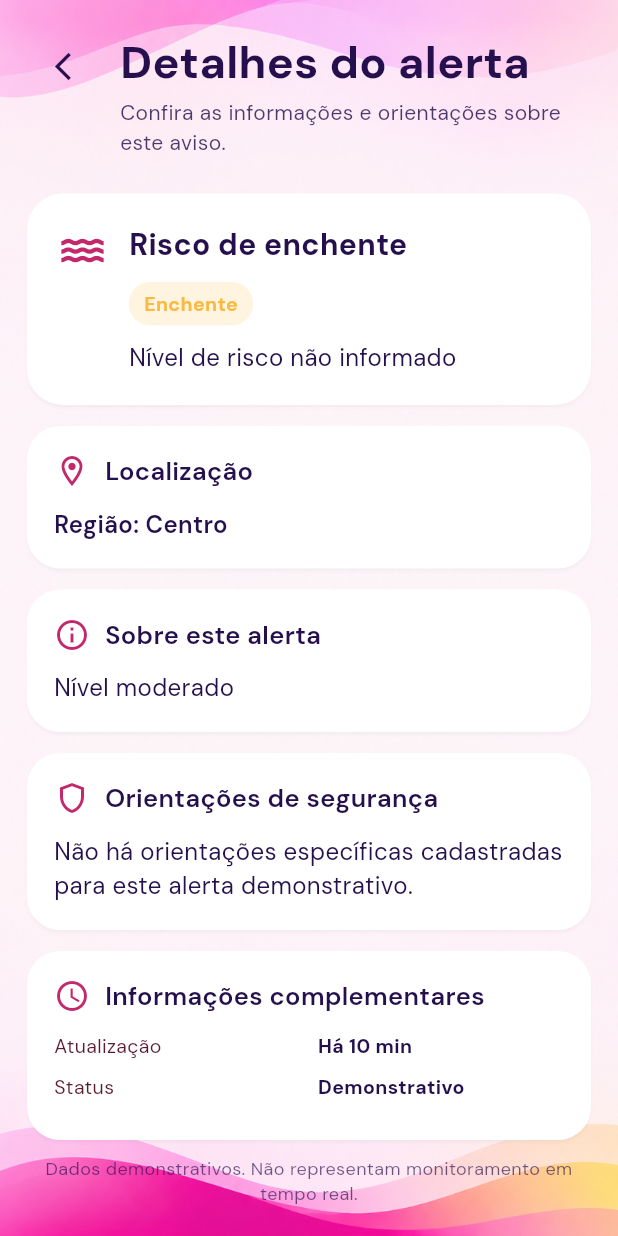
After one commit to juliarichesky/sinalizaai-mobile, a Flutter app: the AlertDetailScreen screen opened directly with sample values from the repository, on a phone screen of 412 x 824 dp. The commit adds this screen. Run offline on Flutter 3.47's test engine with Material 3 defaults, Android fonts, the phone set to English and light mode, and no system bars; our stand-ins replace google_fonts.

Commit message:
feat: implement alert details screen

```diff
--- /dev/null
+++ b/lib/screens/alert_detail_screen.dart
@@ -0,0 +1,318 @@
+import 'package:flutter/material.dart';
+
+import '../core/theme/app_colors.dart';
+import '../core/theme/app_typography.dart';
+import '../data/mock_alerts.dart';
+
+class AlertDetailScreen extends StatelessWidget {
+  const AlertDetailScreen({super.key, required this.alert});
+
+  final MockAlert alert;
+
+  Color get _accentColor {
+    switch (alert.category) {
+      case AlertCategory.flood:
+        return AppColors.sunflowerGold;
+      case AlertCategory.traffic:
+        return AppColors.hotRose;
+      case AlertCategory.maintenance:
+        return AppColors.darkAmethyst;
+    }
+  }
+
+  String get _categoryLabel {
+    switch (alert.category) {
+      case AlertCategory.flood:
+        return 'Enchente';
+      case AlertCategory.traffic:
+        return 'Trânsito';
+      case AlertCategory.maintenance:
+        return 'Manutenção';
+    }
+  }
+
+  @override
+  Widget build(BuildContext context) {
+    return Scaffold(
+      backgroundColor: Colors.white,
+      body: Stack(
+        fit: StackFit.expand,
+        children: [
+          Image.asset('assets/images/all_img.png', fit: BoxFit.cover),
+          SafeArea(
+            child: SingleChildScrollView(
+              padding: const EdgeInsets.fromLTRB(18, 20, 18, 28),
+              child: Column(
+                crossAxisAlignment: CrossAxisAlignment.stretch,
+                children: [
+                  _Header(onBack: () => Navigator.of(context).pop()),
+                  const SizedBox(height: 24),
+                  _MainAlertCard(
+                    alert: alert,
+                    accentColor: _accentColor,
+                    categoryLabel: _categoryLabel,
+                  ),
+                  if (alert.location != null) ...[
+                    const SizedBox(height: 14),
+                    _SectionCard(
+                      title: 'Localização',
+                      icon: Icons.location_on_outlined,
+                      child: Text(
+                        alert.location!,
+                        style: AppTypography.body.copyWith(
+                          color: AppColors.darkAmethyst,
+                          fontWeight: FontWeight.w600,
+                        ),
+                      ),
+                    ),
+                  ],
+                  const SizedBox(height: 14),
+                  _SectionCard(
+                    title: 'Sobre este alerta',
+                    icon: Icons.info_outline,
+                    child: Text(alert.description, style: AppTypography.body),
+                  ),
+                  const SizedBox(height: 14),
+                  _SectionCard(
+                    title: 'Orientações de segurança',
+                    icon: Icons.shield_outlined,
+                    child: Text(
+                      'Não há orientações específicas cadastradas para este alerta demonstrativo.',
+                      style: AppTypography.body,
+                    ),
+                  ),
+                  const SizedBox(height: 14),
+                  _SectionCard(
+                    title: 'Informações complementares',
+                    icon: Icons.schedule_outlined,
+                    child: _InfoRows(alert: alert),
+                  ),
+                  const SizedBox(height: 10),
+                  Text(
+                    'Dados demonstrativos. Não representam monitoramento em tempo real.',
+                    textAlign: TextAlign.center,
+                    style: AppTypography.caption.copyWith(
+                      color: AppColors.darkAmethyst.withValues(alpha: 0.68),
+                      fontSize: 12,
+                    ),
+                  ),
+                ],
+              ),
+            ),
+          ),
+        ],
+      ),
+    );
+  }
+}
+
+class _Header extends StatelessWidget {
+  const _Header({required this.onBack});
+
+  final VoidCallback onBack;
+
+  @override
+  Widget build(BuildContext context) {
+    return Row(
+      crossAxisAlignment: CrossAxisAlignment.start,
+      children: [
+        IconButton(
+          onPressed: onBack,
+          tooltip: 'Voltar',
+          padding: EdgeInsets.zero,
+          constraints: const BoxConstraints(minWidth: 48, minHeight: 48),
+          icon: const Icon(Icons.arrow_back_ios_new, size: 22),
+          color: AppColors.darkAmethyst,
+        ),
+        const SizedBox(width: 14),
+        Expanded(
+          child: Column(
+            crossAxisAlignment: CrossAxisAlignment.start,
+            children: [
+              Text(
+                'Detalhes do alerta',
+                style: AppTypography.heading.copyWith(
+                  color: AppColors.darkAmethyst,
+                  fontSize: 30,
+                  fontWeight: FontWeight.w700,
+                ),
+              ),
+              const SizedBox(height: 2),
+              Text(
+                'Confira as informações e orientações sobre este aviso.',
+                style: AppTypography.body.copyWith(
+                  color: AppColors.darkAmethyst.withValues(alpha: 0.82),
+                  fontSize: 14,
+                ),
+              ),
+            ],
+          ),
+        ),
+      ],
+    );
+  }
+}
+
+class _MainAlertCard extends StatelessWidget {
+  const _MainAlertCard({
+    required this.alert,
+    required this.accentColor,
+    required this.categoryLabel,
+  });
+
+  final MockAlert alert;
+  final Color accentColor;
+  final String categoryLabel;
+
+  @override
+  Widget build(BuildContext context) {
+    return Material(
+      color: Colors.white,
+      elevation: 1,
+      shadowColor: AppColors.darkAmethyst.withValues(alpha: 0.08),
+      borderRadius: BorderRadius.circular(24),
+      child: Padding(
+        padding: const EdgeInsets.all(20),
+        child: Row(
+          crossAxisAlignment: CrossAxisAlignment.start,
+          children: [
+            Icon(alert.icon, color: AppColors.hotRose, size: 34),
+            const SizedBox(width: 14),
+            Expanded(
+              child: Column(
+                crossAxisAlignment: CrossAxisAlignment.start,
+                children: [
+                  Text(
+                    alert.title,
+                    style: AppTypography.subtitle.copyWith(
+                      color: AppColors.darkAmethyst,
+                      fontSize: 20,
+                      fontWeight: FontWeight.w700,
+                    ),
+                  ),
+                  const SizedBox(height: 10),
+                  Container(
+                    padding: const EdgeInsets.symmetric(
+                      horizontal: 10,
+                      vertical: 5,
+                    ),
+                    decoration: BoxDecoration(
+                      color: accentColor.withValues(alpha: 0.16),
+                      borderRadius: BorderRadius.circular(14),
+                    ),
+                    child: Text(
+                      categoryLabel,
+                      style: AppTypography.caption.copyWith(
+                        color: accentColor,
+                        fontWeight: FontWeight.w700,
+                      ),
+                    ),
+                  ),
+                  const SizedBox(height: 10),
+                  Text(
+                    'Nível de risco não informado',
+                    style: AppTypography.body,
+                  ),
+                ],
+              ),
+            ),
+          ],
+        ),
+      ),
+    );
+  }
+}
+
+class _SectionCard extends StatelessWidget {
+  const _SectionCard({
+    required this.title,
+    required this.icon,
+    required this.child,
+  });
+
+  final String title;
+  final IconData icon;
+  final Widget child;
+
+  @override
+  Widget build(BuildContext context) {
+    return Material(
+      color: Colors.white,
+      elevation: 1,
+      shadowColor: AppColors.darkAmethyst.withValues(alpha: 0.08),
+      borderRadius: BorderRadius.circular(22),
+      child: Padding(
+        padding: const EdgeInsets.all(18),
+        child: Column(
+          crossAxisAlignment: CrossAxisAlignment.start,
+          children: [
+            Row(
+              children: [
+                Icon(icon, color: AppColors.hotRose, size: 24),
+                const SizedBox(width: 10),
+                Expanded(
+                  child: Text(
+                    title,
+                    style: AppTypography.subtitle.copyWith(
+                      color: AppColors.darkAmethyst,
+                      fontSize: 17,
+                    ),
+                  ),
+                ),
+              ],
+            ),
+            const SizedBox(height: 12),
+            child,
+          ],
+        ),
+      ),
+    );
+  }
+}
+
+class _InfoRows extends StatelessWidget {
+  const _InfoRows({required this.alert});
+
+  final MockAlert alert;
+
+  @override
+  Widget build(BuildContext context) {
+    return Column(
+      children: [
+        _InfoRow(label: 'Atualização', value: alert.time),
+        _InfoRow(label: 'Status', value: 'Demonstrativo'),
+      ],
+    );
+  }
+}
+
+class _InfoRow extends StatelessWidget {
+  const _InfoRow({required this.label, required this.value});
+
+  final String label;
+  final String value;
+
+  @override
+  Widget build(BuildContext context) {
+    return Padding(
+      padding: const EdgeInsets.only(bottom: 8),
+      child: Row(
+        crossAxisAlignment: CrossAxisAlignment.start,
+        children: [
+          Expanded(child: Text(label, style: AppTypography.caption)),
+          const SizedBox(width: 12),
+          Flexible(
+            child: Text(
+              value,
+              textAlign: TextAlign.right,
+              style: AppTypography.caption.copyWith(
+                color: AppColors.darkAmethyst,
+                fontWeight: FontWeight.w700,
+              ),
+            ),
+          ),
+        ],
+      ),
+    );
+  }
+}
--- a/lib/screens/alerts_screen.dart
+++ b/lib/screens/alerts_screen.dart
@@ -4,8 +4,8 @@ import '../core/theme/app_colors.dart';
 import '../core/theme/app_typography.dart';
 import '../data/mock_alerts.dart';
 import '../widgets/app_bottom_navigation.dart';
-import '../widgets/app_snackbar.dart';
 import 'home_screen.dart';
+import 'alert_detail_screen.dart';
 import 'map_screen.dart';
 import 'profile_screen.dart';
 import 'shelters_screen.dart';
@@ -44,10 +44,6 @@ class _AlertsScreenState extends State<AlertsScreen> {
             .where((alert) => alert.category == AlertCategory.traffic)
             .toList();
     }
-  }
-
-  void _showMessage(String message) {
-    AppSnackBar.show(context, message);
   }
 
   void _goBack() {
@@ -192,8 +188,10 @@ class _AlertsScreenState extends State<AlertsScreen> {
                         return _AlertCard(
                           alert: alert,
                           color: _alertColor(alert),
-                          onTap: () => _showMessage(
-                            'Os detalhes deste alerta estarão disponíveis em breve.',
+                          onTap: () => Navigator.of(context).push(
+                            MaterialPageRoute<void>(
+                              builder: (_) => AlertDetailScreen(alert: alert),
+                            ),
                           ),
                         );
                       },
```
